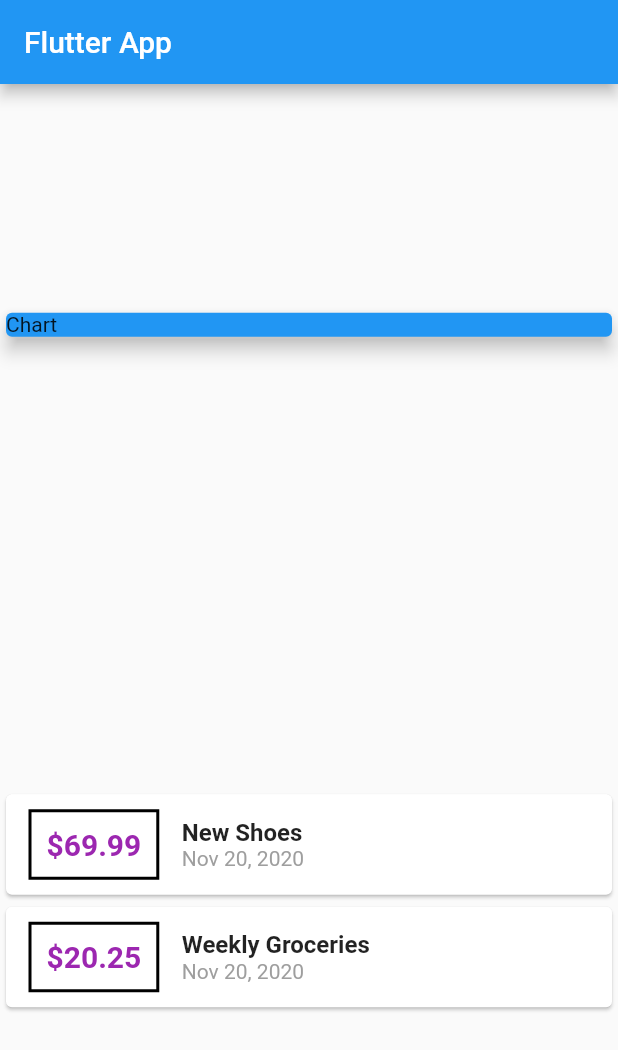
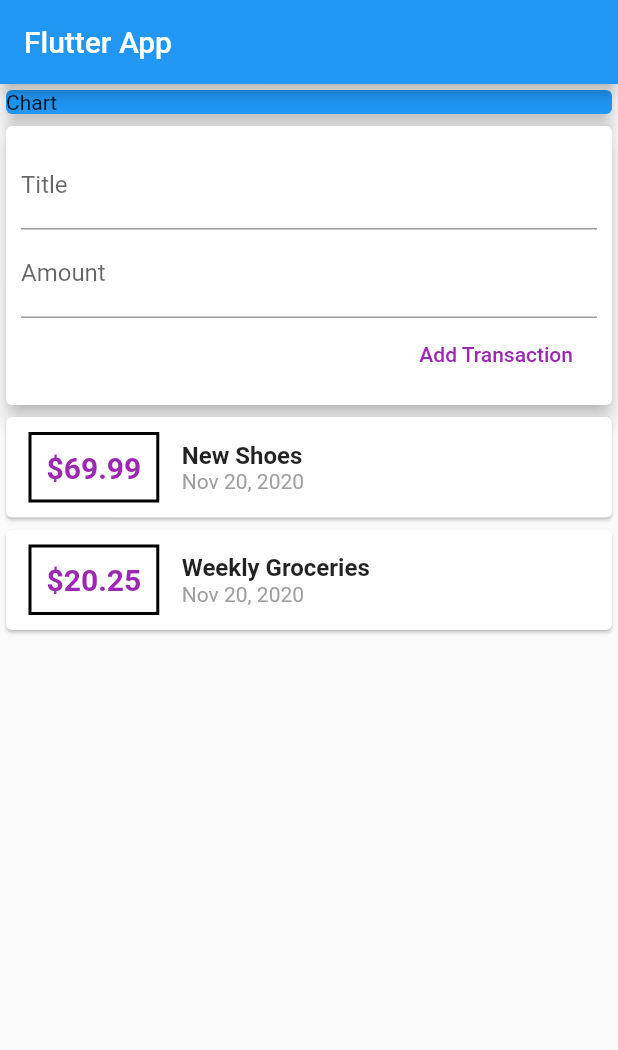
Before and after one commit to santhoshkumarhere/flutter-expense-app, a Flutter app: the screen it shows after launch, on a phone screen of 412 x 824 dp. Shown: the top 1050 px of the screen. Run offline on Flutter 3.47's test engine with Material 2 defaults, Android fonts, the phone set to English and light mode, and no system bars.

Commit message:
added more features ListView.builder()

```diff
--- a/lib/main.dart
+++ b/lib/main.dart
@@ -1,6 +1,5 @@
 import 'package:flutter/material.dart';
-import './tranaction.dart';
-import 'package:intl/intl.dart';
+import 'package:personal_expense/widgets/user_transactions.dart';
 
 void main() {
   runApp(MyApp());
@@ -34,26 +33,16 @@ class MyApp extends StatelessWidget {
 }
 
 class MyHomePage extends StatelessWidget {
-  final List<Transaction> transactions = [
-    Transaction(
-      id: 'T1',
-      title: 'New Shoes',
-      amount: 69.99,
-      date: DateTime.now(),
-    ),
-    Transaction(
-        id: 'T2',
-        title: 'Weekly Groceries',
-        amount: 20.25,
-        date: DateTime.now())
-  ];
+  // String titleInput;
+  // String amountInput;
 
   @override
   Widget build(BuildContext context) {
     return Scaffold(
       appBar: AppBar(title: Text('Flutter App')),
-      body: Column(
-        mainAxisAlignment: MainAxisAlignment.spaceAround,
+      body: SingleChildScrollView(
+        child: Column(
+          // mainAxisAlignment: MainAxisAlignment.spaceAround,
           crossAxisAlignment: CrossAxisAlignment.start,
           children: [
             Container(
@@ -64,46 +53,9 @@ class MyHomePage extends StatelessWidget {
                 elevation: 5,
               ),
             ),
-          Column(
-            children: transactions.map((tx) {
-              return Card(
-                child: Row(
-                  children: [
-                    Container(
-                      margin:
-                          EdgeInsets.symmetric(vertical: 10, horizontal: 15),
-                      decoration: BoxDecoration(
-                          border: Border.all(
-                        color: Colors.black,
-                        width: 2,
-                      )),
-                      padding: EdgeInsets.all(10),
-                      child: Text('\$${tx.amount}',
-                          style: TextStyle(
-                              fontWeight: FontWeight.bold,
-                              fontSize: 20,
-                              color: Colors.purple)),
-                    ),
-                    Column(
-                      crossAxisAlignment: CrossAxisAlignment.start,
-                      children: [
-                        Text(tx.title,
-                            style: TextStyle(
-                              fontSize: 16,
-                              fontWeight: FontWeight.bold,
-                            )),
-                        Text(
-                          DateFormat.yMMMd().format(tx.date),
-                          style: TextStyle(color: Colors.grey),
-                        ),
-                      ],
-                    )
+            UserTransactions(),
           ],
         ),
-              );
-            }).toList(),
-          )
-        ],
       ),
     );
   }
--- /dev/null
+++ b/lib/widgets/new_transaction.dart
@@ -0,0 +1,42 @@
+import 'package:flutter/material.dart';
+
+class NewTransaction extends StatelessWidget {
+  final titleController = TextEditingController();
+  final amountController = TextEditingController();
+  final Function addNewTransaction;
+
+  NewTransaction(this.addNewTransaction);
+
+  @override
+  Widget build(BuildContext context) {
+    return Card(
+        elevation: 5,
+        child: Container(
+          padding: EdgeInsets.all(10),
+          child: Column(
+            crossAxisAlignment: CrossAxisAlignment.end,
+            children: [
+              TextField(
+                decoration: InputDecoration(labelText: 'Title'),
+                controller: titleController,
+              ),
+              TextField(
+                decoration: InputDecoration(labelText: 'Amount'),
+                controller: amountController,
+              ),
+              FlatButton(
+                onPressed: () {
+                  addNewTransaction(
+                    titleController.text,
+                    double.parse(amountController.text),
+                  );
+                  print(amountController.text);
+                },
+                child: Text('Add Transaction'),
+                textColor: Colors.purple,
+              )
+            ],
+          ),
+        ));
+  }
+}
--- /dev/null
+++ b/lib/widgets/transaction_list.dart
@@ -0,0 +1,55 @@
+import 'package:flutter/material.dart';
+import '../models/transaction.dart';
+import 'package:intl/intl.dart';
+
+class TransactionList extends StatelessWidget {
+  final List<Transaction> transactions;
+
+  TransactionList(this.transactions);
+
+  @override
+  Widget build(BuildContext context) {
+    return Container(
+      height: 300,
+      child: ListView.builder(
+        itemBuilder: (context, index) {
+          return Card(
+            child: Row(
+              children: [
+                Container(
+                  margin: EdgeInsets.symmetric(vertical: 10, horizontal: 15),
+                  decoration: BoxDecoration(
+                      border: Border.all(
+                    color: Colors.black,
+                    width: 2,
+                  )),
+                  padding: EdgeInsets.all(10),
+                  child: Text('\$${transactions[index].amount}',
+                      style: TextStyle(
+                          fontWeight: FontWeight.bold,
+                          fontSize: 20,
+                          color: Colors.purple)),
+                ),
+                Column(
+                  crossAxisAlignment: CrossAxisAlignment.start,
+                  children: [
+                    Text(transactions[index].title,
+                        style: TextStyle(
+                          fontSize: 16,
+                          fontWeight: FontWeight.bold,
+                        )),
+                    Text(
+                      DateFormat.yMMMd().format(transactions[index].date),
+                      style: TextStyle(color: Colors.grey),
+                    ),
+                  ],
+                )
+              ],
+            ),
+          );
+        },
+        itemCount: transactions.length,
+      ),
+    );
+  }
+}
--- /dev/null
+++ b/lib/widgets/user_transactions.dart
@@ -0,0 +1,48 @@
+import 'package:flutter/material.dart';
+import '../widgets/transaction_list.dart';
+import '../widgets/new_transaction.dart';
+import '../models/transaction.dart';
+
+class UserTransactions extends StatefulWidget {
+  @override
+  _UserTransactionsState createState() => _UserTransactionsState();
+}
+
+class _UserTransactionsState extends State<UserTransactions> {
+  final List<Transaction> _userTransactions = [
+    Transaction(
+      id: 'T1',
+      title: 'New Shoes',
+      amount: 69.99,
+      date: DateTime.now(),
+    ),
+    Transaction(
+        id: 'T2',
+        title: 'Weekly Groceries',
+        amount: 20.25,
+        date: DateTime.now()),
+  ];
+
+  void _addNewTransaction(String txTitle, double txAmount) {
+    final newTx = Transaction(
+      title: txTitle,
+      amount: txAmount,
+      date: DateTime.now(),
+      id: DateTime.now().toString(),
+    );
+
+    setState(() {
+      _userTransactions.add(newTx);
+    });
+  }
+
+  @override
+  Widget build(BuildContext context) {
+    return Column(
+      children: [
+        NewTransaction(_addNewTransaction),
+        TransactionList(_userTransactions),
+      ],
+    );
+  }
+}
```
Also changed, not shown: lib/models/transaction.dart (renamed from lib/tranaction.dart). Lines whose indentation alone changed are shown as unchanged.
